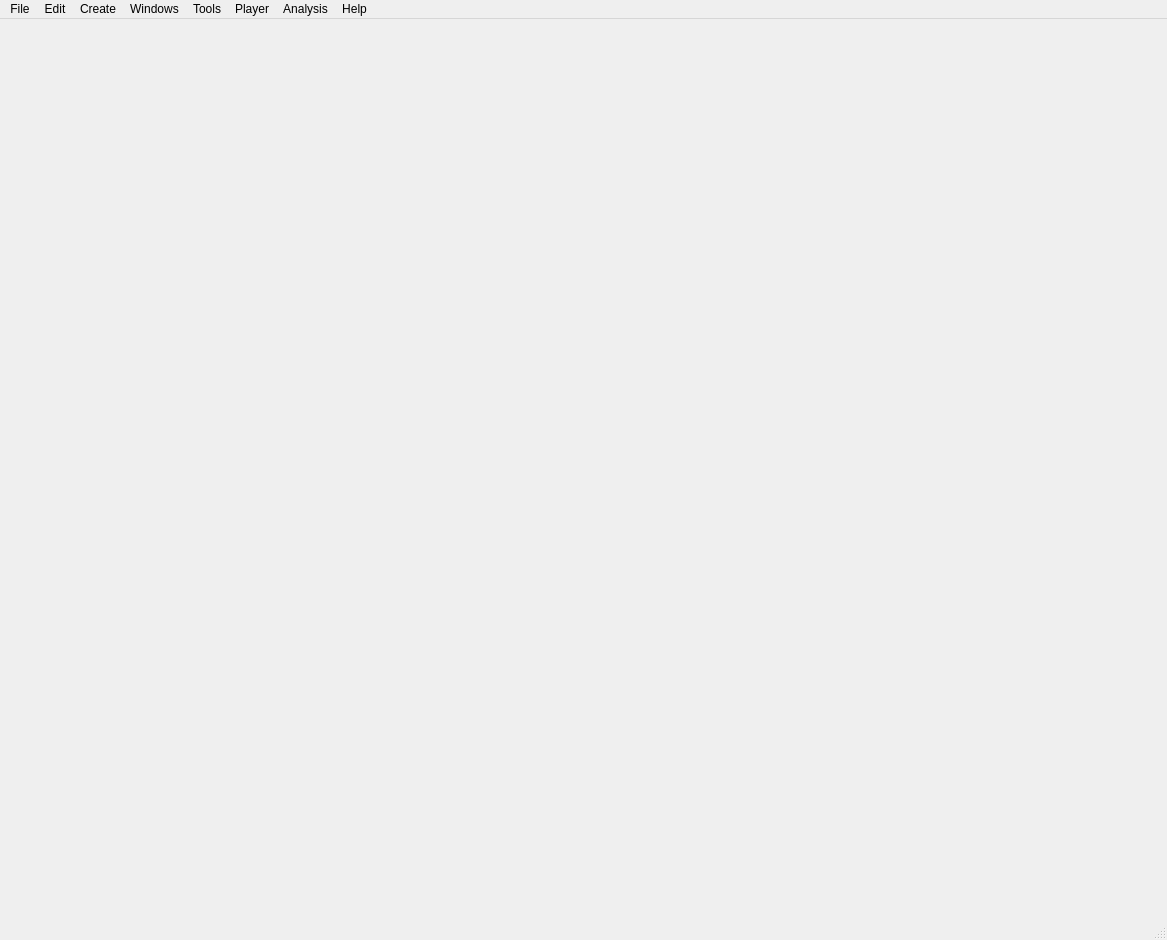
FilmColors/VIAN, file qt_ui/MainWindow.ui: the form before one commit.
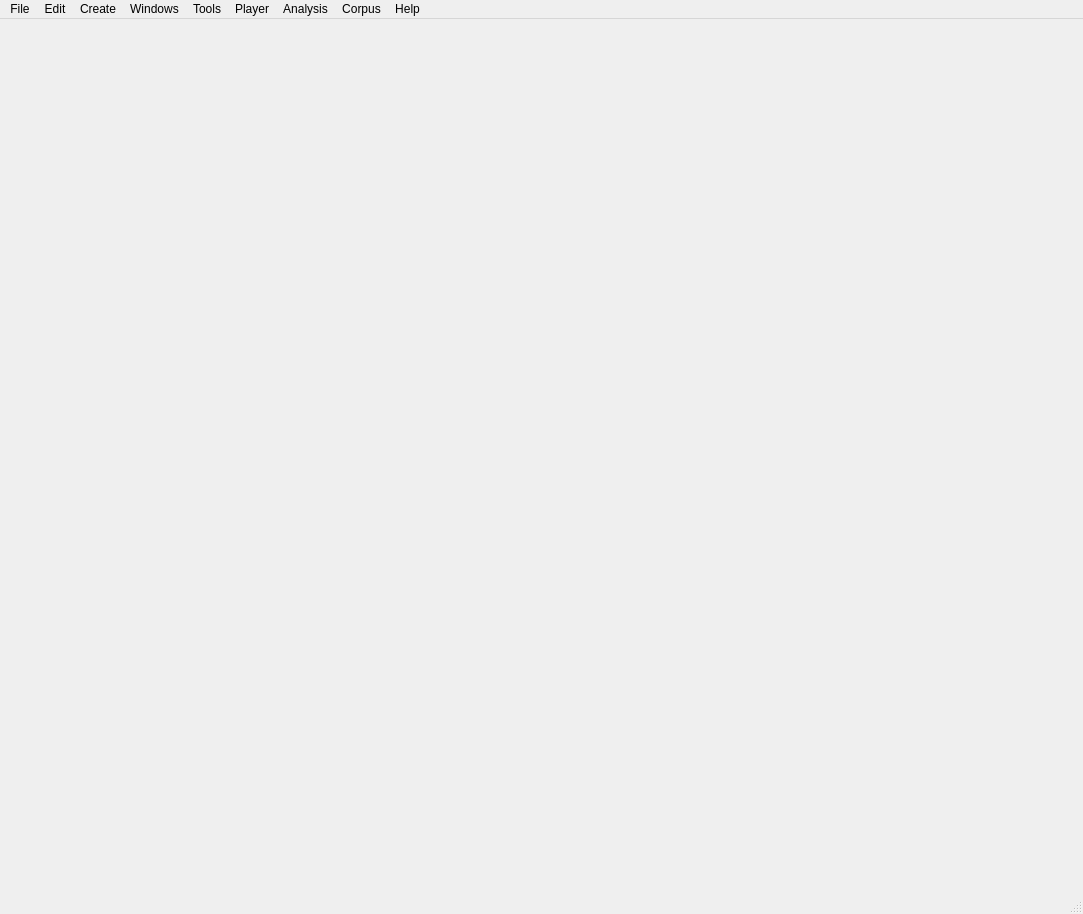
The form after the commit. Icons and pictures are not drawn.

Commit message: Local Corpus Implementation

What changed in the file:
```diff
--- a/qt_ui/MainWindow.ui
+++ b/qt_ui/MainWindow.ui
@@ -6,8 +6,8 @@
    <rect>
     <x>0</x>
     <y>0</y>
-    <width>1167</width>
-    <height>940</height>
+    <width>1083</width>
+    <height>914</height>
    </rect>
   </property>
   <property name="windowTitle">
@@ -31,7 +31,7 @@
     <rect>
      <x>0</x>
      <y>0</y>
-     <width>1167</width>
+     <width>1083</width>
      <height>21</height>
     </rect>
    </property>
@@ -201,6 +201,17 @@
     </property>
     <addaction name="actionAuto_Segmentation"/>
    </widget>
+   <widget class="QMenu" name="menuCorpus">
+    <property name="title">
+     <string>Corpus</string>
+    </property>
+    <addaction name="actionCreateCorpus"/>
+    <addaction name="actionOpenLocal"/>
+    <addaction name="actionOpenRemote"/>
+    <addaction name="separator"/>
+    <addaction name="actionCommitProject"/>
+    <addaction name="actionCheckoutProject"/>
+   </widget>
    <addaction name="menuFile"/>
    <addaction name="menuEdit"/>
    <addaction name="menuCreate"/>
@@ -208,6 +219,7 @@
    <addaction name="menuTools"/>
    <addaction name="menuPlayer"/>
    <addaction name="menuAnalysis"/>
+   <addaction name="menuCorpus"/>
    <addaction name="menuHelp"/>
   </widget>
   <widget class="QStatusBar" name="statusbar"/>
```
Left out of the diff: 28 changed lines with no effect on the pictures. The commit also changes 125 other files.
